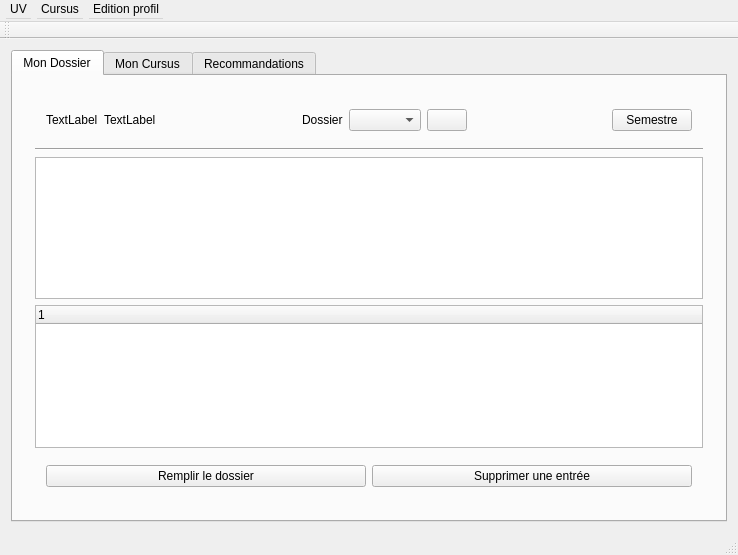
roddehugo/utprofiler, file window/mainwindow.ui: the form before one commit.
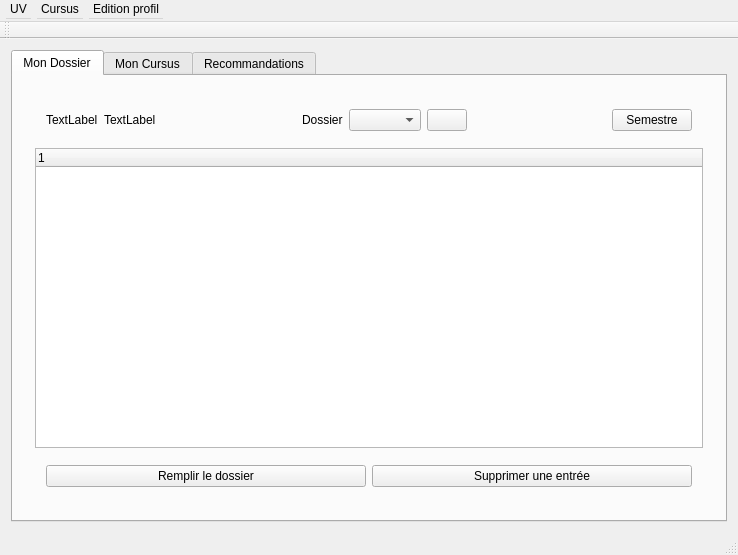
The form after the commit. Icons and pictures are not drawn.

The edit to the form file:
```diff
--- a/window/mainwindow.ui
+++ b/window/mainwindow.ui
@@ -123,16 +123,6 @@
                </layout>
               </widget>
              </item>
-             <item>
-              <widget class="Line" name="line">
-               <property name="orientation">
-                <enum>Qt::Horizontal</enum>
-               </property>
-              </widget>
-             </item>
-             <item>
-              <widget class="QTableWidget" name="m_pTableWidget"/>
-             </item>
              <item>
               <widget class="QTreeWidget" name="m_tree">
                <column>
```
Left out of the diff: 2 changed lines with no effect on the pictures.
